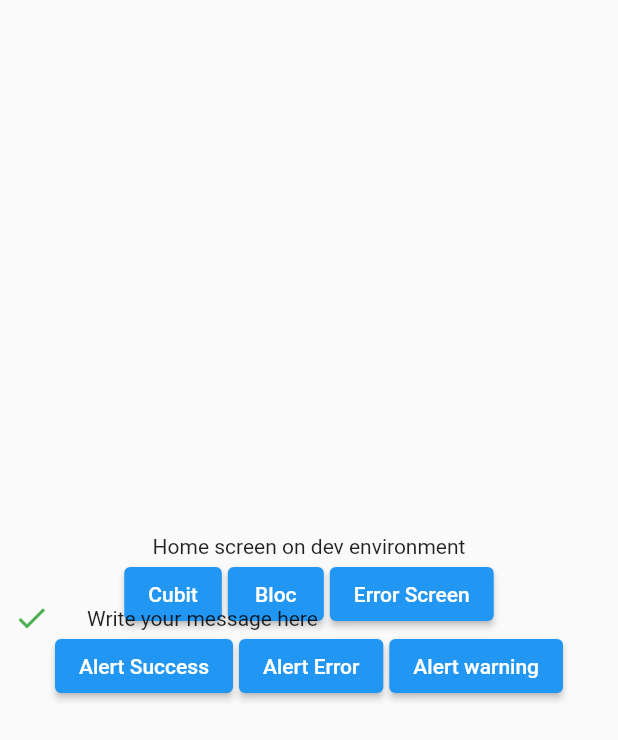
After one commit to sarthak333/flutter-boilerplate, a Flutter app: the Home screen opened by its route, after a tap on "Alert Success", on a phone screen of 412 x 824 dp. The commit adds this screen. Shown: the top 740 px of the screen. Run offline on Flutter 3.47's test engine with Material 2 defaults, Android fonts, the phone set to English and light mode, and no system bars; drawn by our look-alikes of flash; our stand-ins replace firebase_core, firebase_messaging, fluro, flutter_bloc, flutter_local_notifications, flutter_screenutil and 1 more; missing offline and left inert: envify; accounts and stored records are empty.

Commit message:
chore: fixed screen names and navigation

```diff
--- a/lib/config/routes/route_handlers.dart
+++ b/lib/config/routes/route_handlers.dart
@@ -5,18 +5,24 @@ import 'package:flutter_boilerplate/core/presentation/common/widgets/screen_wrap
 import 'package:flutter_boilerplate/core/business/bloc/counter_bloc.dart';
 import 'package:flutter_boilerplate/core/business/cubit/counter_cubit.dart';
 import 'package:flutter_boilerplate/core/presentation/error/index.dart';
-import 'package:flutter_boilerplate/core/presentation/home_bloc/index.dart';
-import 'package:flutter_boilerplate/core/presentation/home_cubit/index.dart';
+import 'package:flutter_boilerplate/core/presentation/counter_bloc/index.dart';
+import 'package:flutter_boilerplate/core/presentation/counter_cubit/index.dart';
+import 'package:flutter_boilerplate/core/presentation/home/index.dart';
 import 'package:flutter_boilerplate/core/presentation/splash/index.dart';
+
+var notFoundHandler = Handler(
+    handlerFunc: (BuildContext? context, Map<String, List<String>> params) {
+  return ErrorScreen();
+});
 
 var rootHandler = Handler(
     handlerFunc: (BuildContext? context, Map<String, List<String>> params) {
   return ScreenWrapper(Splash());
 });
 
-var notFoundHandler = Handler(
+var homeHandler = Handler(
     handlerFunc: (BuildContext? context, Map<String, List<String>> params) {
-  return ErrorScreen();
+  return ScreenWrapper(Home());
 });
 
 var counterBlocRouteHandler = Handler(
--- a/lib/config/routes/routes.dart
+++ b/lib/config/routes/routes.dart
@@ -3,12 +3,14 @@ import 'route_handlers.dart';
 
 class Routes {
   static String root = '/';
+  static String home = '/home';
   static String counterCubit = '/counterCubit';
   static String counterBloc = '/counterBloc';
 
   static void configureRoutes(FluroRouter router) {
     router.notFoundHandler = notFoundHandler;
     router.define(root, handler: rootHandler);
+    router.define(home, handler: homeHandler);
     router.define(counterBloc, handler: counterBlocRouteHandler);
     router.define(counterCubit, handler: counterCubitRouteHandler);
   }
--- a/lib/config/utils/firebase.dart
+++ b/lib/config/utils/firebase.dart
@@ -66,7 +66,7 @@ Future handleFirebaseConfig(RemoteMessage? backgroundMessage) async {
 void displayNotification(
     FlutterLocalNotificationsPlugin flutterLocalNotificationsPlugin,
     RemoteMessage message) {
-  AndroidNotification? android = message.notification?.android;
+  // AndroidNotification? android = message.notification?.android;
   flutterLocalNotificationsPlugin.show(
     int.parse(message.data['id']),
     message.data['title'],
--- a/lib/core/presentation/common/widgets/screen_wrapper.dart
+++ b/lib/core/presentation/common/widgets/screen_wrapper.dart
@@ -1,5 +1,4 @@
 import 'package:flutter/material.dart';
-import 'package:flutter_boilerplate/core/presentation/splash/index.dart';
 
 class ScreenWrapper extends StatefulWidget {
   final Widget child;
@@ -11,6 +10,6 @@ class ScreenWrapper extends StatefulWidget {
 class _ScreenWrapperState extends State<ScreenWrapper> {
   @override
   Widget build(BuildContext context) {
-    return Splash();
+    return widget.child;
   }
 }
--- /dev/null
+++ b/lib/core/presentation/home/index.dart
@@ -0,0 +1,88 @@
+import 'package:flutter/material.dart';
+import 'package:flutter_boilerplate/config/utils/app.dart';
+import 'package:flutter_boilerplate/config/environment/environment.dart';
+
+class Home extends StatefulWidget {
+  @override
+  _HomeState createState() => _HomeState();
+}
+
+class _HomeState extends State<Home> {
+  void _goToCubit() {
+    App.navigateTo(
+      context,
+      'counterCubit?message=this_is_cubit',
+    );
+  }
+
+  void _goToBloc() {
+    App.navigateTo(
+      context,
+      'counterBloc?message=this_is_bloc',
+    );
+  }
+
+  void _goToErrorScreen() {
+    App.navigateTo(
+      context,
+      'randomRoute?message=this_is_error',
+    );
+  }
+
+  @override
+  Widget build(BuildContext context) {
+    return Scaffold(
+      body: SafeArea(
+        child: Center(
+          child: Column(
+            mainAxisSize: MainAxisSize.max,
+            mainAxisAlignment: MainAxisAlignment.center,
+            children: [
+              Text('Home screen on ${Env.key} environment'),
+              Row(
+                mainAxisAlignment: MainAxisAlignment.center,
+                children: [
+                  ElevatedButton(
+                    onPressed: _goToCubit,
+                    child: Text('Cubit'),
+                  ),
+                  SizedBox(width: 4),
+                  ElevatedButton(
+                    onPressed: _goToBloc,
+                    child: Text('Bloc'),
+                  ),
+                  SizedBox(width: 4),
+                  ElevatedButton(
+                    onPressed: _goToErrorScreen,
+                    child: Text('Error Screen'),
+                  ),
+                ],
+              ),
+              Row(
+                mainAxisAlignment: MainAxisAlignment.center,
+                children: [
+                  ElevatedButton(
+                    onPressed: () =>
+                        App.notifySuccess('Write your message here'),
+                    child: Text('Alert Success'),
+                  ),
+                  SizedBox(width: 4),
+                  ElevatedButton(
+                    onPressed: () => App.notifyError('Write your message here'),
+                    child: Text('Alert Error'),
+                  ),
+                  SizedBox(width: 4),
+                  ElevatedButton(
+                    onPressed: () =>
+                        App.notifyWarning('Write your message here'),
+                    child: Text('Alert warning'),
+                  ),
+                ],
+              ),
+            ],
+          ),
+        ),
+      ),
+    );
+  }
+}
--- a/lib/main.dart
+++ b/lib/main.dart
@@ -1,5 +1,5 @@
 import 'package:flutter/material.dart';
-import 'package:flutter_boilerplate/config/utils/SimpleBlocObserver.dart';
+import 'package:flutter_boilerplate/config/utils/bloc_observer.dart';
 import 'package:flutter_bloc/flutter_bloc.dart';
 import 'package:flutter_boilerplate/config/utils/firebase.dart';
 import 'package:flutter_boilerplate/core/presentation/app/app.dart';
```
Also changed, not shown: lib/core/presentation/splash/index.dart (+6 -76 lines), lib/config/utils/bloc_observer.dart (renamed from lib/config/utils/SimpleBlocObserver.dart), lib/core/presentation/counter_bloc/index.dart (renamed from lib/core/presentation/home_bloc/index.dart), lib/core/presentation/counter_bloc/styles.dart (added), lib/core/presentation/counter_bloc/widgets/dummy_widget.dart (renamed from lib/core/presentation/home_bloc/widgets/dummy_widget.dart), lib/core/presentation/counter_cubit/index.dart (renamed from lib/core/presentation/home_cubit/index.dart), lib/core/presentation/counter_cubit/styles.dart (added), lib/core/presentation/counter_cubit/widgets/dummy_widget.dart (renamed from lib/core/presentation/home_cubit/widgets/dummy_widget.dart).
